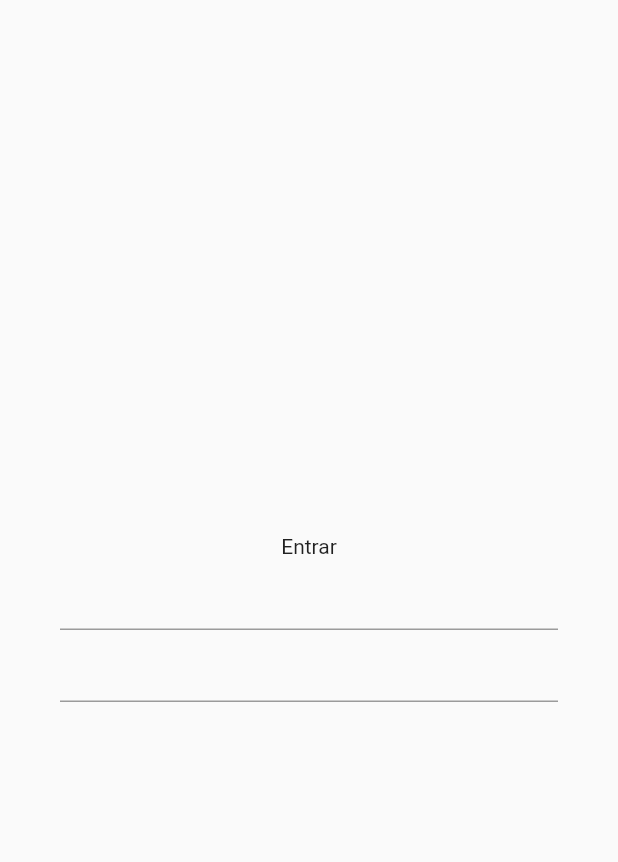
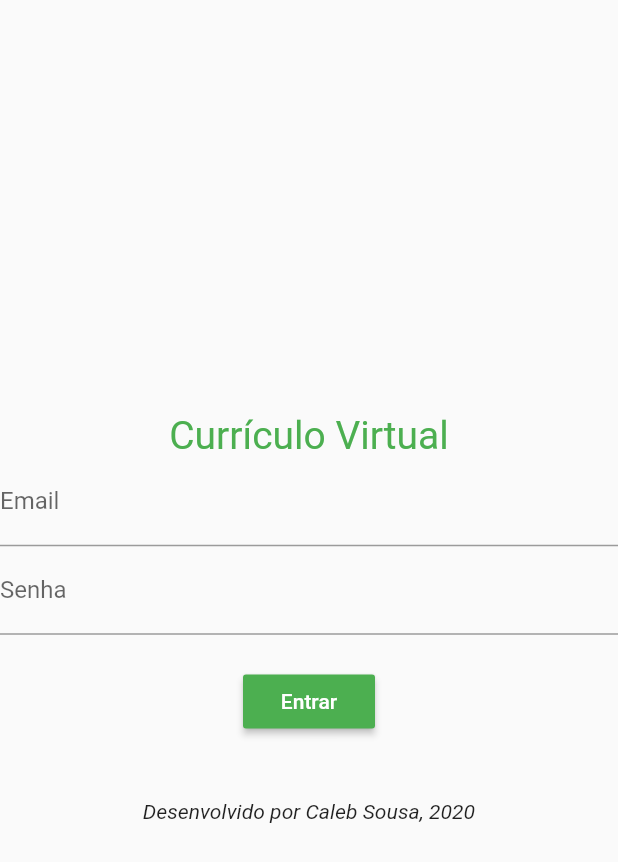
Before and after one commit to Patautista/CurriculoVirtual, a Flutter app: the EntrarTela screen opened directly, on a phone screen of 412 x 824 dp. Shown: the top 862 px of the screen. Run offline on Flutter 3.47's test engine with Material 2 defaults, Android fonts, the phone set to English and light mode, and no system bars; our stand-ins replace cloud_firestore, firebase_auth, firebase_core, image_picker, permission_handler, share; accounts and stored records are empty.

Commit message:
Refinamento das funcionalidades e integração com Firebase.

```diff
--- a/lib/service/CurriculoObject.dart
+++ b/lib/service/CurriculoObject.dart
@@ -1,6 +1,6 @@
 class CurriculoObject{
 
-  CurriculoObject(this.email, this.imagem, this.informal, this.listaCursos,
+  CurriculoObject(this.email, this.informal, this.listaCursos,
     this.listaTitulos, this.perfil, this.telefone, this.nome);
 
   //Formação profissional
@@ -8,7 +8,6 @@ class CurriculoObject{
   List<Curso> listaCursos;
   //Irfomações pessoais
   String nome;
-  bool imagem;
   String perfil;
   String informal;
   //Informações de contato
--- a/lib/service/auth.dart
+++ b/lib/service/auth.dart
@@ -1,18 +1,44 @@
 import 'package:firebase_auth/firebase_auth.dart';
+import 'package:cloud_firestore/cloud_firestore.dart';
 
-class AuthService {
+class AuthenticationService {
+  final FirebaseAuth _firebaseAuth;
 
-  final FirebaseAuth _auth = FirebaseAuth.instance;
+  AuthenticationService(this._firebaseAuth);
 
-  // sign in anon
-  Future signInAnon() async {
-    UserCredential userCredential = await _auth.signInAnonymously();
+  /// Changed to idTokenChanges as it updates depending on more cases.
+  Stream<User> get authStateChanges => _firebaseAuth.idTokenChanges();
+
+  /// This won't pop routes so you could do something like
+  /// Navigator.of(context).pushNamedAndRemoveUntil('/', (Route<dynamic> route) => false);
+  /// after you called this method if you want to pop all routes.
+  Future<void> signOut() async {
+    await _firebaseAuth.signOut();
   }
 
-// sign in with email and password
+  /// There are a lot of different ways on how you can do exception handling.
+  /// This is to make it as easy as possible but a better way would be to
+  /// use your own custom class that would take the exception and return better
+  /// error messages. That way you can throw, return or whatever you prefer with that instead.
+  Future<String> signIn({String email, String password}) async {
+    try {
+      await _firebaseAuth.signInWithEmailAndPassword(email: email, password: password);
+      return "Signed in";
+    } on FirebaseAuthException catch (e) {
+      return e.message;
+    }
+  }
 
-
-// register with email and password
-
-// sign out
+  /// There are a lot of different ways on how you can do exception handling.
+  /// This is to make it as easy as possible but a better way would be to
+  /// use your own custom class that would take the exception and return better
+  /// error messages. That way you can throw, return or whatever you prefer with that instead.
+  Future<String> signUp({String email, String password}) async {
+    try {
+      await _firebaseAuth.createUserWithEmailAndPassword(email: email, password: password);
+      return "Signed up";
+    } on FirebaseAuthException catch (e) {
+      return e.message;
+    }
+  }
 }
--- a/lib/service/db.dart
+++ b/lib/service/db.dart
@@ -0,0 +1,6 @@
+
+
+class DbService{
+
+  //FirebaseFirestore db = FirebaseFirestore.getInstance();
+}
--- a/lib/telas/EntrarTela.dart
+++ b/lib/telas/EntrarTela.dart
@@ -1,32 +1,71 @@
-import 'package:flutter/cupertino.dart';
+import 'package:cloud_firestore/cloud_firestore.dart';
+import 'package:curriculo_virtual/main.dart';
+import 'package:curriculo_virtual/service/CurriculoObject.dart';
+import 'package:curriculo_virtual/service/auth.dart';
 import 'package:flutter/material.dart';
+import 'package:provider/provider.dart';
 
-class EntrarTela extends StatefulWidget{
-  @override
-  _EntrarTelaState createState() => _EntrarTelaState();
-}
+class EntrarTela extends StatelessWidget {
+  final TextEditingController emailController = TextEditingController();
+  final TextEditingController passwordController = TextEditingController();
 
-class _EntrarTelaState extends State<EntrarTela> {
+  double alturaTela;
+
   @override
   Widget build(BuildContext context) {
+    alturaTela = MediaQuery.of(context).size.height;
+
     return Scaffold(
       body: Column(
         mainAxisAlignment: MainAxisAlignment.center,
         children: [
-          Text("Entrar"),
-          Padding(
-            padding: const EdgeInsets.symmetric(horizontal: 40),
-            child: Form(
-              child: Column(
-                children: [
-                  TextFormField(),
-                  TextFormField()
-                ],
-              ),
+          Text("Currículo Virtual",
+            style: TextStyle(color: color, fontSize: 26),
+          ),
+          TextField(
+            controller: emailController,
+            decoration: InputDecoration(
+              labelText: "Email",
             ),
+          ),
+          TextField(
+            controller: passwordController,
+            decoration: InputDecoration(
+              labelText: "Senha",
+            ),
+          ),
+          SizedBox(height: alturaTela*0.025,),
+          RaisedButton(
+            color: color,
+            onPressed: () {
+              fetchData();
+              /*
+              context.read<AuthenticationService>().signIn(
+                email: emailController.text.trim(),
+                password: passwordController.text.trim(),
+              );
+
+               */
+            },
+            child: Text("Entrar",
+            style: TextStyle(color: Colors.white),
+            ),
+          ),
+          SizedBox(height: alturaTela*0.05,),
+          Text("Desenvolvido por Caleb Sousa, 2020",
+            style: TextStyle(fontStyle: FontStyle.italic),
           )
         ],
       ),
     );
   }
 }
+
+fetchData() async{
+  CurriculoObject curriculo;
+  CollectionReference colletionReference = FirebaseFirestore.instance.collection('usuarios');
+  colletionReference.snapshots().listen((snapshot) async {
+    //var doc = await colletionReference.doc().get();
+    print(snapshot);
+  });
+}
--- a/pubspec.yaml
+++ b/pubspec.yaml
@@ -21,6 +21,8 @@ environment:
   sdk: ">=2.7.0 <3.0.0"
 
 dependencies:
+  cloud_firestore: ^0.14.1+3
+  provider: ^4.3.2+2
   firebase_auth: ^0.18.1+2
   firebase_core: ^0.5.0
   share: ^0.6.5+2
```
Also changed, not shown: lib/main.dart (+49 -12 lines), lib/telas/CurriculoTela.dart (+10 -14 lines), pubspec.lock, 3 other files.
